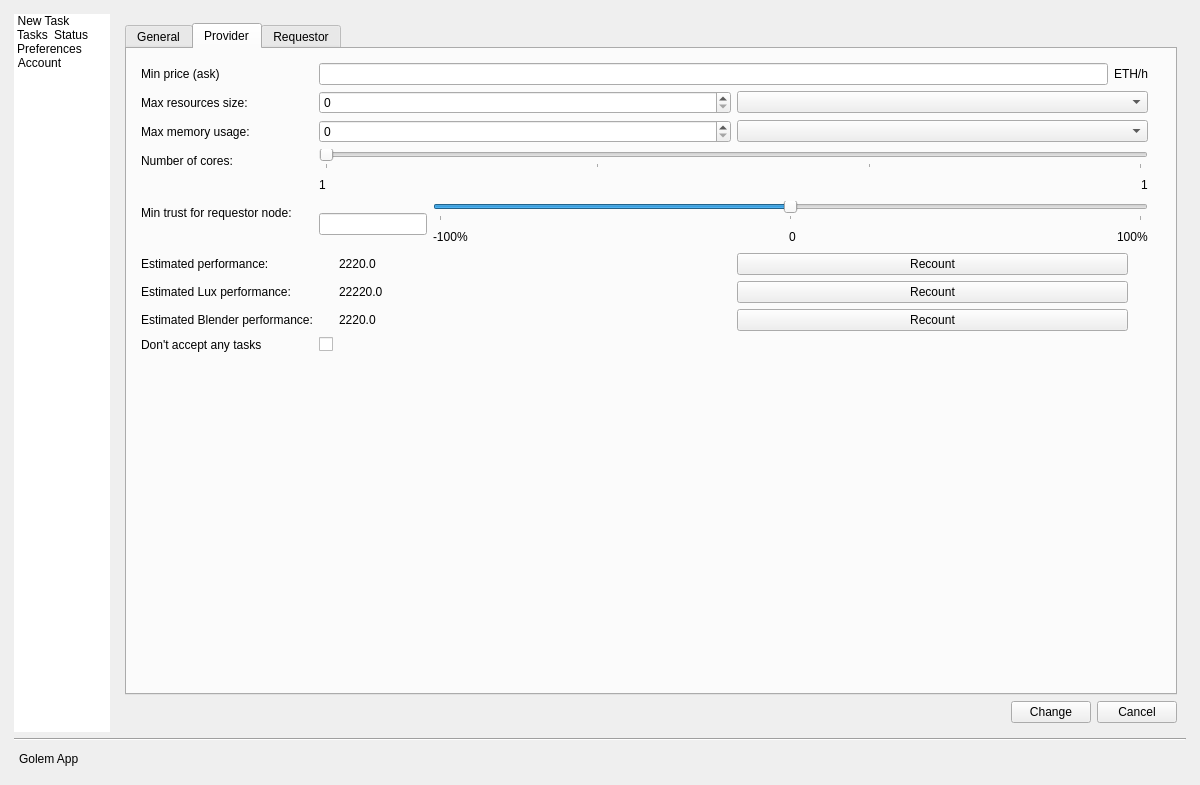
The window that gnr/ui/AppMainWindow.ui (golemfactory/clay) describes before a commit, drawn with Qt 5.
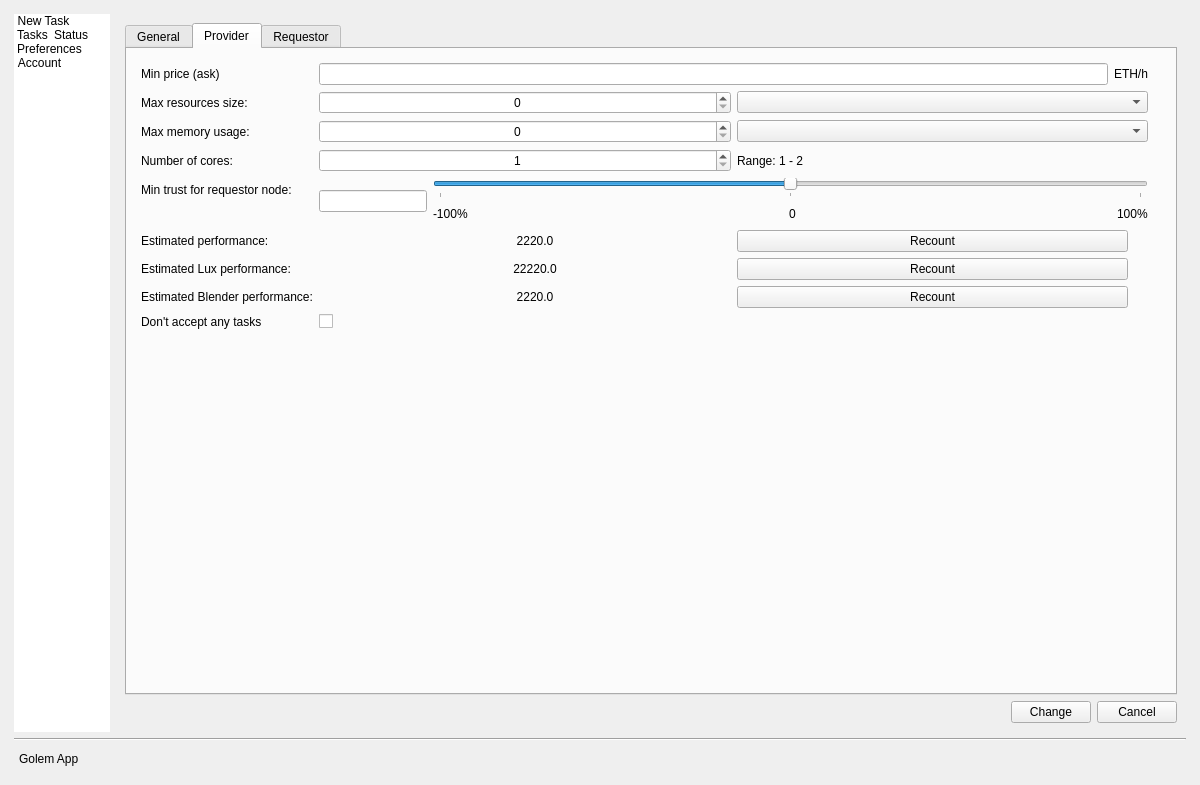
The same window after the commit. The open tabs and pages were chosen to show the change. Icons and pictures are not drawn. Custom widgets are drawn as their Qt base class.

Commit message: Changed num cores slider to spin box

The edit to the form file:
```diff
--- a/gnr/ui/AppMainWindow.ui
+++ b/gnr/ui/AppMainWindow.ui
@@ -1992,6 +1992,9 @@
                      <layout class="QHBoxLayout" name="horizontalLayout_5">
                       <item>
                        <widget class="QSpinBox" name="maxResourceSizeSpinBox">
+                        <property name="alignment">
+                         <set>Qt::AlignCenter</set>
+                        </property>
                         <property name="maximum">
                          <number>999999</number>
                         </property>
@@ -2016,6 +2019,9 @@
                      <layout class="QHBoxLayout" name="horizontalLayout_6">
                       <item>
                        <widget class="QSpinBox" name="maxMemoryUsageSpinBox">
+                        <property name="alignment">
+                         <set>Qt::AlignCenter</set>
+                        </property>
                         <property name="maximum">
                          <number>999999</number>
                         </property>
@@ -2038,57 +2044,28 @@
                     </item>
                     <item row="3" column="1">
                      <layout class="QVBoxLayout" name="verticalLayout">
-                      <item>
-                       <widget class="QSlider" name="numCoresSlider">
-                        <property name="minimum">
-                         <number>1</number>
-                        </property>
-                        <property name="maximum">
-                         <number>4</number>
-                        </property>
-                        <property name="singleStep">
-                         <number>4</number>
-                        </property>
-                        <property name="pageStep">
-                         <number>1</number>
-                        </property>
-                        <property name="orientation">
-                         <enum>Qt::Horizontal</enum>
-                        </property>
-                        <property name="tickPosition">
-                         <enum>QSlider::TicksBelow</enum>
-                        </property>
-                        <property name="tickInterval">
-                         <number>1</number>
-                        </property>
-                       </widget>
-                      </item>
                       <item>
                        <layout class="QHBoxLayout" name="horizontalLayout_2">
                         <item>
-                         <widget class="QLabel" name="coresMinLabel">
-                          <property name="text">
-                           <string>1</string>
+                         <widget class="QSpinBox" name="numCoresSpinBox">
+                          <property name="alignment">
+                           <set>Qt::AlignCenter</set>
+                          </property>
+                          <property name="minimum">
+                           <number>1</number>
+                          </property>
+                          <property name="maximum">
+                           <number>4</number>
                           </property>
                          </widget>
                         </item>
                         <item>
-                         <spacer name="horizontalSpacer_2">
-                          <property name="orientation">
-                           <enum>Qt::Horizontal</enum>
-                          </property>
-                          <property name="sizeHint" stdset="0">
-                           <size>
-                            <width>40</width>
-                            <height>20</height>
-                           </size>
-                          </property>
-                         </spacer>
-                        </item>
-                        <item>
-                         <widget class="QLabel" name="coresMaxLabel">
+                         <widget class="QLabel" name="numCoresRangeLabel">
                           <property name="text">
-                           <string>1</string>
+                           <string>Range: 1 - 2</string>
+                          </property>
+                          <property name="alignment">
+                           <set>Qt::AlignLeading|Qt::AlignLeft|Qt::AlignVCenter</set>
                           </property>
                          </widget>
                         </item>
@@ -2116,6 +2093,9 @@
                           <verstretch>0</verstretch>
                          </sizepolicy>
                         </property>
+                        <property name="alignment">
+                         <set>Qt::AlignCenter</set>
+                        </property>
                        </widget>
                       </item>
                       <item>
@@ -2217,6 +2197,9 @@
                         <property name="text">
                          <string>2220.0</string>
                         </property>
+                        <property name="alignment">
+                         <set>Qt::AlignCenter</set>
+                        </property>
                        </widget>
                       </item>
                       <item>
@@ -2251,6 +2234,9 @@
                         <property name="text">
                          <string>22220.0</string>
                         </property>
+                        <property name="alignment">
+                         <set>Qt::AlignCenter</set>
+                        </property>
                        </widget>
                       </item>
                       <item>
@@ -2285,6 +2271,9 @@
                         <property name="text">
                          <string>2220.0</string>
                         </property>
+                        <property name="alignment">
+                         <set>Qt::AlignCenter</set>
+                        </property>
                        </widget>
                       </item>
                       <item>
```
Left out of the diff: 209 changed lines with no effect on the pictures. The commit also changes 1 other file.
